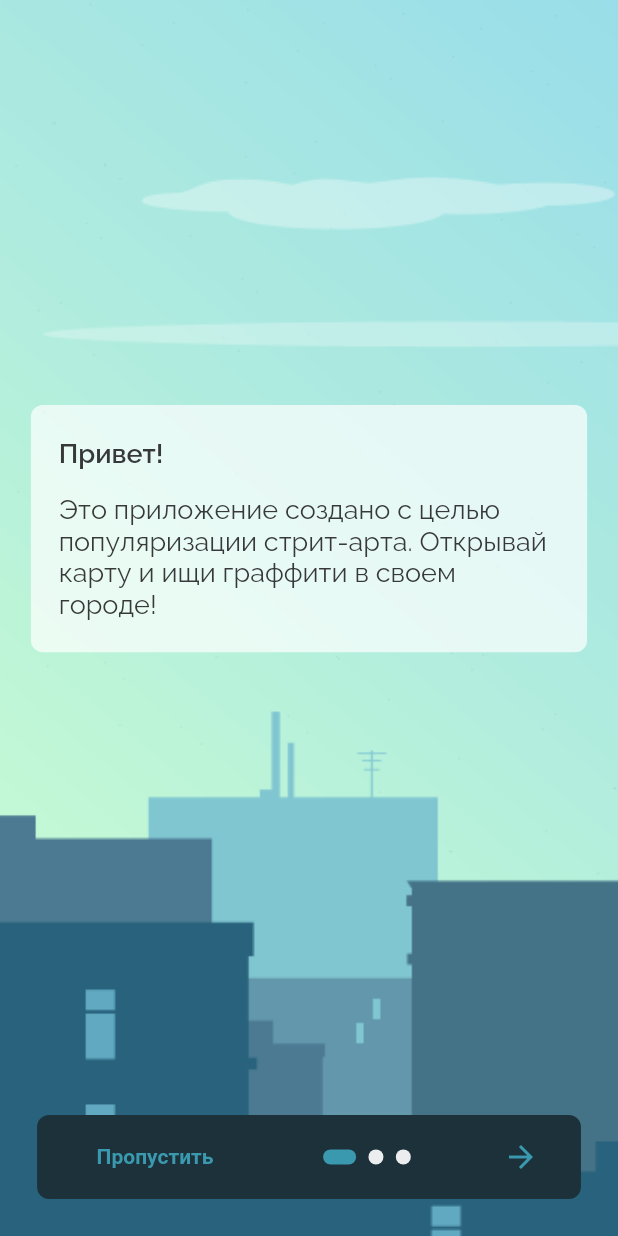
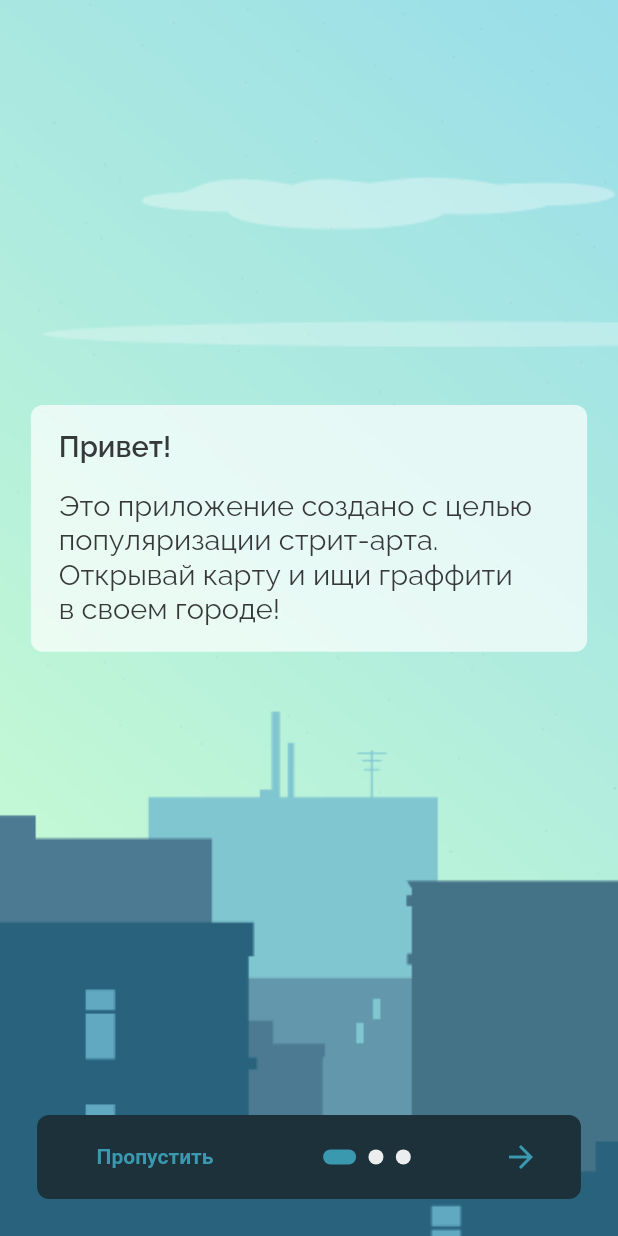
Before and after one commit to defris555/publicart, a Flutter app: the screen it shows after launch, on a phone screen of 412 x 824 dp. Run offline on Flutter 3.47's test engine with Material 2 defaults, Android fonts, the phone set to English and light mode, and no system bars; drawn by our look-alikes of introduction_screen; our stand-ins replace flutter_map, flutter_svg, geolocator, get, get_storage, google_fonts and 2 more; missing offline and left inert: app_settings, flutter_animated_dialog, flutter_map_location, flutter_map_marker_cluster.

```diff
--- a/lib/src/main_app.dart
+++ b/lib/src/main_app.dart
@@ -2,7 +2,9 @@ import 'package:flutter/services.dart';
 import 'package:get/get.dart';
 import 'package:flutter/material.dart';
 import 'package:get_storage/get_storage.dart';
+import 'package:responsive_sizer/responsive_sizer.dart';
 
+import 'screens/map_screen.dart';
 import 'screens/on_boarding.dart';
 import 'utils/theme.dart';
 
@@ -14,12 +16,14 @@ class MainApp extends StatelessWidget {
   @override
   Widget build(BuildContext context) {
     SystemChrome.setPreferredOrientations([DeviceOrientation.portraitUp]);
-    SystemChrome.setEnabledSystemUIMode(SystemUiMode.immersiveSticky);
+    SystemChrome.setEnabledSystemUIMode(SystemUiMode.immersive);
     first = box.read('first') ?? true;
-    return GetMaterialApp(
-      debugShowCheckedModeBanner: false,
-      theme: mainTheme(),
-      home: first ? OnBoarding() : HomeScreen(),
-    );
+    return ResponsiveSizer(builder: (context, orientation, screenType) {
+      return GetMaterialApp(
+        debugShowCheckedModeBanner: false,
+        theme: mainTheme(),
+        home: first ? const OnBoarding() : const MapScreen(),
+      );
+    });
   }
 }
--- a/lib/src/screens/on_boarding.dart
+++ b/lib/src/screens/on_boarding.dart
@@ -1,9 +1,8 @@
-// ignore_for_file: prefer_const_constructors
-
 import 'package:get/get.dart';
 import 'package:flutter/material.dart';
 import 'package:get_storage/get_storage.dart';
 import 'package:introduction_screen/introduction_screen.dart';
+import 'package:publicart/src/screens/map_screen.dart';
 import 'package:publicart/src/utils/colors.dart';
 
 class OnBoarding extends StatefulWidget {
@@ -19,7 +18,7 @@ class _OnBoardingState extends State<OnBoarding> {
 
   void _onIntroEnd(context) {
     box.write('first', false);
-    Get.to(() => HomeScreen());
+    Get.to(() => const MapScreen());
   }
 
   Widget _buildFullscrenImage(BuildContext context, String introIndex) {
@@ -34,8 +33,9 @@ class _OnBoardingState extends State<OnBoarding> {
 
   Widget _textCloud(String title, String body, TextStyle headline,
       TextStyle bodytext, double height, double width, Widget rt) {
-    return Container(
-      height: height / 2,
+    return FittedBox(
+      child: Container(
+        // height: height / 1.5,
         width: width,
         decoration: BoxDecoration(
           color: Colors.white70,
@@ -55,6 +55,7 @@ class _OnBoardingState extends State<OnBoarding> {
                   ],
                 )
               : rt,
+        ),
       ),
     );
   }
@@ -97,21 +98,21 @@ class _OnBoardingState extends State<OnBoarding> {
                 text: TextSpan(
               style: bodytext,
               children: [
-                TextSpan(
+                const TextSpan(
                     text:
                         'Весь сезон мы будем обновлять приложение, чтобы ты смог найти на карте новые стрит-арт-работы, оживлял их с помощью '),
                 TextSpan(text: 'дополненной реальности ', style: headline),
-                TextSpan(text: 'и даже мог прослушать '),
+                const TextSpan(text: 'и даже мог прослушать '),
                 TextSpan(text: 'аудиогид ', style: headline),
-                TextSpan(
+                const TextSpan(
                     text:
                         'от любимого художника.\n\nВзгляни на свой город с другой стороны!')
               ],
             )),
           ),
           image: _buildFullscrenImage(context, '2'),
-          decoration: PageDecoration(
-            contentMargin: const EdgeInsets.symmetric(horizontal: 16),
+          decoration: const PageDecoration(
+            contentMargin: EdgeInsets.symmetric(horizontal: 16),
             fullScreen: true,
             bodyFlex: 3,
             imageFlex: 1,
@@ -130,11 +131,11 @@ class _OnBoardingState extends State<OnBoarding> {
                 text: TextSpan(
               style: bodytext,
               children: [
-                TextSpan(
+                const TextSpan(
                     text:
                         'Мы открыты к сотрудничеству! По вопросам добавления работ/внедрения дополненной реальности пиши на почту hey@pushkeen.ru (с темой: '),
                 TextSpan(text: 'хочу в Public Art', style: headline),
-                TextSpan(
+                const TextSpan(
                     text:
                         ').\n\nТакже мы будем рады Вашим советам по развитию проекта.')
               ],
@@ -151,27 +152,25 @@ class _OnBoardingState extends State<OnBoarding> {
       ],
       onDone: () => _onIntroEnd(context),
       skip: const Text('Пропустить',
-          style:
-              TextStyle(color: Color(0xFF3A99AF), fontWeight: FontWeight.w600)),
+          style: TextStyle(color: deepCyan, fontWeight: FontWeight.w600)),
       onSkip: () => _onIntroEnd(context), // You can override onSkip callback
       showSkipButton: true,
       nextFlex: 0,
       next: const Icon(Icons.arrow_forward),
       done: const Text('Готово',
-          style:
-              TextStyle(color: Color(0xFF3A99AF), fontWeight: FontWeight.w600)),
+          style: TextStyle(color: deepCyan, fontWeight: FontWeight.w600)),
       curve: Curves.fastLinearToSlowEaseIn,
       controlsMargin: EdgeInsets.all(context.height * 0.03),
       controlsPadding: const EdgeInsets.fromLTRB(8.0, 4.0, 8.0, 4.0),
       // dotsFlex: 3,
-      nextColor: const Color(0xFF3A99AF),
+      nextColor: deepCyan,
       dotsDecorator: DotsDecorator(
-        size: Size(10.0, 10.0),
+        size: const Size(10.0, 10.0),
         spacing: EdgeInsets.symmetric(horizontal: context.width * 0.01),
-        color: Color(0xFFEBEDEE),
-        activeColor: Color(0xFF3A99AF),
-        activeSize: Size(22.0, 10.0),
-        activeShape: RoundedRectangleBorder(
+        color: white,
+        activeColor: deepCyan,
+        activeSize: const Size(22.0, 10.0),
+        activeShape: const RoundedRectangleBorder(
           borderRadius: BorderRadius.all(Radius.circular(25.0)),
         ),
       ),
@@ -184,16 +183,3 @@ class _OnBoardingState extends State<OnBoarding> {
     );
   }
 }
-
-class HomeScreen extends StatelessWidget {
-  const HomeScreen({Key? key}) : super(key: key);
-
-  @override
-  Widget build(BuildContext context) {
-    return Scaffold(
-      body: Center(
-        child: Text('MAP'),
-      ),
-    );
-  }
-}
--- a/lib/src/utils/colors.dart
+++ b/lib/src/utils/colors.dart
@@ -1,4 +1,6 @@
 import 'package:flutter/material.dart';
 
 const Color deepBlue = Color(0xFF1D3341);
+const Color deepCyan = Color(0xFF3A99AF);
 const Color textBlack = Color(0xFF363839);
+const Color white = Color(0xFFEBEDEE);
--- a/lib/src/utils/theme.dart
+++ b/lib/src/utils/theme.dart
@@ -1,18 +1,24 @@
 import 'package:flutter/material.dart';
 import 'package:google_fonts/google_fonts.dart';
+import 'package:responsive_sizer/responsive_sizer.dart';
 import 'package:publicart/src/utils/colors.dart';
 
 ThemeData mainTheme() => ThemeData(
       visualDensity: VisualDensity.adaptivePlatformDensity,
       scaffoldBackgroundColor: Colors.transparent,
+      appBarTheme: const AppBarTheme(
+        backgroundColor: deepCyan,
+        foregroundColor: Colors.white,
+        elevation: 0,
+      ),
       textTheme: TextTheme(
         headline1: GoogleFonts.raleway(
-          fontSize: 18,
+          fontSize: 18.sp,
           color: textBlack,
           fontWeight: FontWeight.w600,
         ),
         bodyText1: GoogleFonts.raleway(
-          fontSize: 18,
+          fontSize: 18.sp,
           color: textBlack,
           fontWeight: FontWeight.w400,
         ),
```
Also changed, not shown: lib/src/screens/info_screen.dart (added, +100 -0 lines), lib/src/screens/map_screen.dart (added, +291 -0 lines), lib/src/widgets/bottom_map_bar.dart (added, +57 -0 lines), pubspec.yaml (+8 -0 lines), assets/svg/arrow_back.svg (added), assets/svg/cursor.svg (added), assets/svg/gallery.svg (added), assets/svg/info.svg (added), assets/svg/map.svg (added), assets/svg/news.svg (added), assets/svg/you.svg (added). Lines whose indentation alone changed are shown as unchanged.
